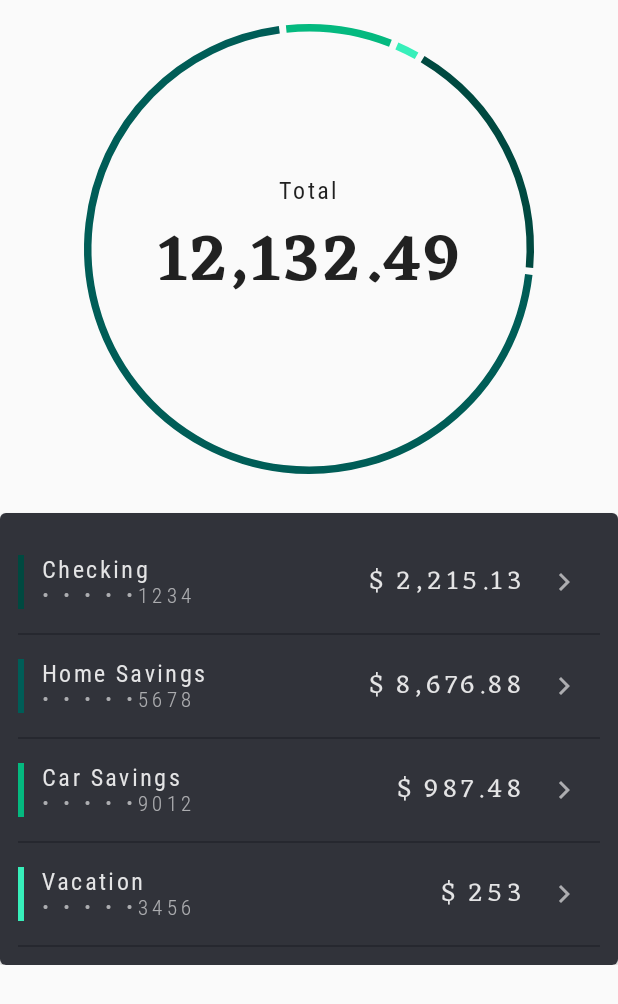
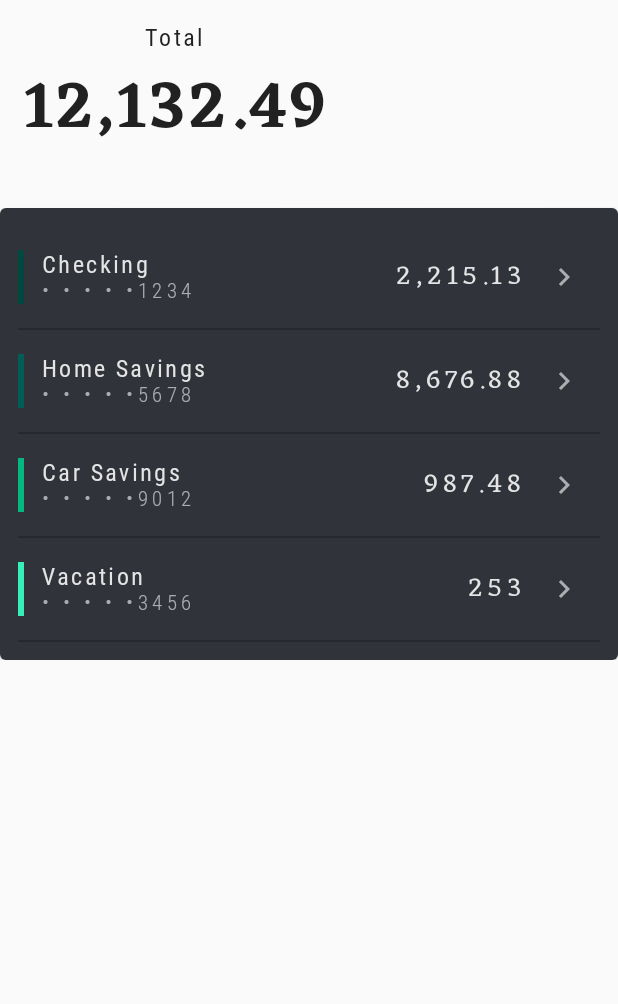
Before and after one commit to ZeniltonCardoso/Dictionary-Genius, an Android app built with Jetpack Compose: the AccountsScreen screen opened through its navigation route, on a phone screen of 412 x 824 dp. Shown: the top 1004 px of the screen. Run offline under Robolectric (Android 15) with nearby library versions, the phone set to English and light mode, and no system bars.

Commit message:
aplicando gitignore e limpando projeto

```diff
--- a/app/src/main/java/com/zc/dictionarygenius/MainActivity.kt
+++ b/app/src/main/java/com/zc/dictionarygenius/MainActivity.kt
@@ -9,7 +9,6 @@ import androidx.navigation.compose.NavHost
 import androidx.navigation.compose.composable
 import androidx.navigation.compose.rememberNavController
 import com.zc.dictionarygenius.ui.accounts.AccountsScreen
-import com.zc.dictionarygenius.ui.bills.BillsScreen
 import com.zc.dictionarygenius.ui.search_dictionary.SearchDictionaryScreen
 import com.zc.dictionarygenius.ui.theme.Theme
 
@@ -30,7 +29,6 @@ fun DictionaryGeniusApp() {
             NavHost(navController = navController, startDestination = "SearchDictionaryScreen") {
                 composable("SearchDictionaryScreen") { SearchDictionaryScreen(navController) }
                 composable("AccountsScreen") { AccountsScreen(navController) }
-                composable("BillsScreen") { BillsScreen(navController) }
             }
         }
     }
--- a/app/src/main/java/com/zc/dictionarygenius/ui/accounts/AccountsScreen.kt
+++ b/app/src/main/java/com/zc/dictionarygenius/ui/accounts/AccountsScreen.kt
@@ -22,8 +22,6 @@ fun AccountsScreen(
     StatementBody(
         modifier = Modifier.semantics { contentDescription = "Accounts Screen" },
         items = UserData.accounts,
-        amounts = { account -> account.balance },
-        colors = { account -> account.color },
         amountsTotal = amountsTotal,
         circleLabel = stringResource(R.string.total),
         rows = { account ->
--- a/app/src/main/java/com/zc/dictionarygenius/ui/bills/BillsScreen.kt
+++ /dev/null
@@ -1,29 +0,0 @@
-package com.zc.dictionarygenius.ui.bills
-
-import androidx.compose.runtime.Composable
-import androidx.compose.ui.Modifier
-import androidx.compose.ui.res.stringResource
-import androidx.compose.ui.semantics.clearAndSetSemantics
-import androidx.compose.ui.semantics.contentDescription
-import androidx.navigation.NavHostController
-import com.zc.dictionarygenius.R
-import com.zc.dictionarygenius.data.UserData.bills
-import com.zc.dictionarygenius.ui.components.BillRow
-import com.zc.dictionarygenius.ui.components.StatementBody
-
-@Composable
-fun BillsScreen(
-    navHostController: NavHostController
-) {
-    StatementBody(
-        modifier = Modifier.clearAndSetSemantics { contentDescription = "Bills" },
-        items = bills,
-        amounts = { bill -> bill.amount },
-        colors = { bill -> bill.color },
-        amountsTotal = bills.map { bill -> bill.amount }.sum(),
-        circleLabel = stringResource(R.string.due),
-        rows = { bill ->
-            BillRow(bill.name, bill.due, bill.amount, bill.color)
-        }
-    )
-}
--- a/app/src/main/java/com/zc/dictionarygenius/ui/components/AnimatedCircle.kt
+++ /dev/null
@@ -1,90 +0,0 @@
-package com.zc.dictionarygenius.ui.components
-
-import androidx.compose.animation.core.CubicBezierEasing
-import androidx.compose.animation.core.LinearOutSlowInEasing
-import androidx.compose.animation.core.MutableTransitionState
-import androidx.compose.animation.core.animateFloat
-import androidx.compose.animation.core.tween
-import androidx.compose.animation.core.updateTransition
-import androidx.compose.foundation.Canvas
-import androidx.compose.runtime.Composable
-import androidx.compose.runtime.getValue
-import androidx.compose.runtime.remember
-import androidx.compose.ui.Modifier
-import androidx.compose.ui.geometry.Offset
-import androidx.compose.ui.geometry.Size
-import androidx.compose.ui.graphics.Color
-import androidx.compose.ui.graphics.drawscope.Stroke
-import androidx.compose.ui.platform.LocalDensity
-import androidx.compose.ui.unit.dp
-
-private const val DividerLengthInDegrees = 1.8f
-
-@Composable
-fun AnimatedCircle(
-    proportions: List<Float>,
-    colors: List<Color>,
-    modifier: Modifier = Modifier
-) {
-    val currentState = remember {
-        MutableTransitionState(AnimatedCircleProgress.START)
-            .apply { targetState = AnimatedCircleProgress.END }
-    }
-    val stroke = with(LocalDensity.current) { Stroke(5.dp.toPx()) }
-    val transition = updateTransition(currentState, label = "")
-    val angleOffset by transition.animateFloat(
-        transitionSpec = {
-            tween(
-                delayMillis = 500,
-                durationMillis = 900,
-                easing = LinearOutSlowInEasing
-            )
-        }, label = ""
-    ) { progress ->
-        if (progress == AnimatedCircleProgress.START) {
-            0f
-        } else {
-            360f
-        }
-    }
-    val shift by transition.animateFloat(
-        transitionSpec = {
-            tween(
-                delayMillis = 500,
-                durationMillis = 900,
-                easing = CubicBezierEasing(0f, 0.75f, 0.35f, 0.85f)
-            )
-        }, label = ""
-    ) { progress ->
-        if (progress == AnimatedCircleProgress.START) {
-            0f
-        } else {
-            30f
-        }
-    }
-
-    Canvas(modifier) {
-        val innerRadius = (size.minDimension - stroke.width) / 2
-        val halfSize = size / 2.0f
-        val topLeft = Offset(
-            halfSize.width - innerRadius,
-            halfSize.height - innerRadius
-        )
-        val size = Size(innerRadius * 2, innerRadius * 2)
-        var startAngle = shift - 90f
-        proportions.forEachIndexed { index, proportion ->
-            val sweep = proportion * angleOffset
-            drawArc(
-                color = colors[index],
-                startAngle = startAngle + DividerLengthInDegrees / 2,
-                sweepAngle = sweep - DividerLengthInDegrees,
-                topLeft = topLeft,
-                size = size,
-                useCenter = false,
-                style = stroke
-            )
-            startAngle += sweep
-        }
-    }
-}
-private enum class AnimatedCircleProgress { START, END }
--- a/app/src/main/java/com/zc/dictionarygenius/ui/components/CommonUi.kt
+++ b/app/src/main/java/com/zc/dictionarygenius/ui/components/CommonUi.kt
@@ -23,8 +23,6 @@ import androidx.compose.ui.Alignment
 import androidx.compose.ui.Modifier
 import androidx.compose.ui.graphics.Color
 import androidx.compose.ui.res.stringResource
-import androidx.compose.ui.semantics.clearAndSetSemantics
-import androidx.compose.ui.semantics.contentDescription
 import androidx.compose.ui.unit.dp
 import com.zc.dictionarygenius.R
 import java.text.DecimalFormat
@@ -42,19 +40,7 @@ fun AccountRow(
         color = color,
         title = name,
         subtitle = stringResource(R.string.account_redacted) + AccountDecimalFormat.format(number),
-        amount = amount,
-        negative = false
-    )
-}
-
-@Composable
-fun BillRow(name: String, due: String, amount: Float, color: Color) {
-    BaseRow(
-        color = color,
-        title = name,
-        subtitle = "Due $due",
-        amount = amount,
-        negative = true
+        amount = amount
     )
 }
 
@@ -64,18 +50,12 @@ private fun BaseRow(
     color: Color,
     title: String,
     subtitle: String,
-    amount: Float,
-    negative: Boolean
+    amount: Float
 ) {
-    val dollarSign = if (negative) "–$ " else "$ "
     val formattedAmount = formatAmount(amount)
     Row(
         modifier = modifier
-            .height(68.dp)
-            .clearAndSetSemantics {
-                contentDescription =
-                    "$title account ending in ${subtitle.takeLast(4)}, current balance $dollarSign$formattedAmount"
-            },
+            .height(68.dp),
         verticalAlignment = Alignment.CenterVertically
     ) {
         val typography = MaterialTheme.typography
@@ -94,11 +74,6 @@ private fun BaseRow(
         Row(
             horizontalArrangement = Arrangement.SpaceBetween
         ) {
-            Text(
-                text = dollarSign,
-                style = typography.h6,
-                modifier = Modifier.align(Alignment.CenterVertically)
-            )
             Text(
                 text = formattedAmount,
                 style = typography.h6,
@@ -140,8 +115,3 @@ fun formatAmount(amount: Float): String {
 
 private val AccountDecimalFormat = DecimalFormat("####")
 private val AmountDecimalFormat = DecimalFormat("#,###.##")
-
-fun <E> List<E>.extractProportions(selector: (E) -> Float): List<Float> {
-    val total = this.sumOf { selector(it).toDouble() }
-    return this.map { (selector(it) / total).toFloat() }
-}
--- a/app/src/main/java/com/zc/dictionarygenius/ui/components/DetailsScreen.kt
+++ b/app/src/main/java/com/zc/dictionarygenius/ui/components/DetailsScreen.kt
@@ -3,7 +3,6 @@ package com.zc.dictionarygenius.ui.components
 import androidx.compose.foundation.layout.Box
 import androidx.compose.foundation.layout.Column
 import androidx.compose.foundation.layout.Spacer
-import androidx.compose.foundation.layout.fillMaxWidth
 import androidx.compose.foundation.layout.height
 import androidx.compose.foundation.layout.padding
 import androidx.compose.foundation.rememberScrollState
@@ -14,31 +13,18 @@ import androidx.compose.material.Text
 import androidx.compose.runtime.Composable
 import androidx.compose.ui.Alignment
 import androidx.compose.ui.Modifier
-import androidx.compose.ui.graphics.Color
 import androidx.compose.ui.unit.dp
 
 @Composable
 fun <T> StatementBody(
     modifier: Modifier = Modifier,
     items: List<T>,
-    colors: (T) -> Color,
-    amounts: (T) -> Float,
     amountsTotal: Float,
     circleLabel: String,
     rows: @Composable (T) -> Unit
 ) {
     Column(modifier = modifier.verticalScroll(rememberScrollState())) {
         Box(Modifier.padding(16.dp)) {
-            val accountsProportion = items.extractProportions { amounts(it) }
-            val circleColors = items.map { colors(it) }
-            AnimatedCircle(
-                accountsProportion,
-                circleColors,
-                Modifier
-                    .height(300.dp)
-                    .align(Alignment.Center)
-                    .fillMaxWidth()
-            )
             Column(modifier = Modifier.align(Alignment.Center)) {
                 Text(
                     text = circleLabel,
```
